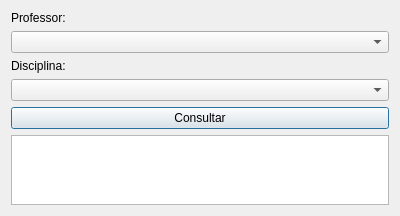
Above: ui/aulas_por_professor.ui from fabio-guilherme/centroexplicacoes before the change. Below: the same form after it.
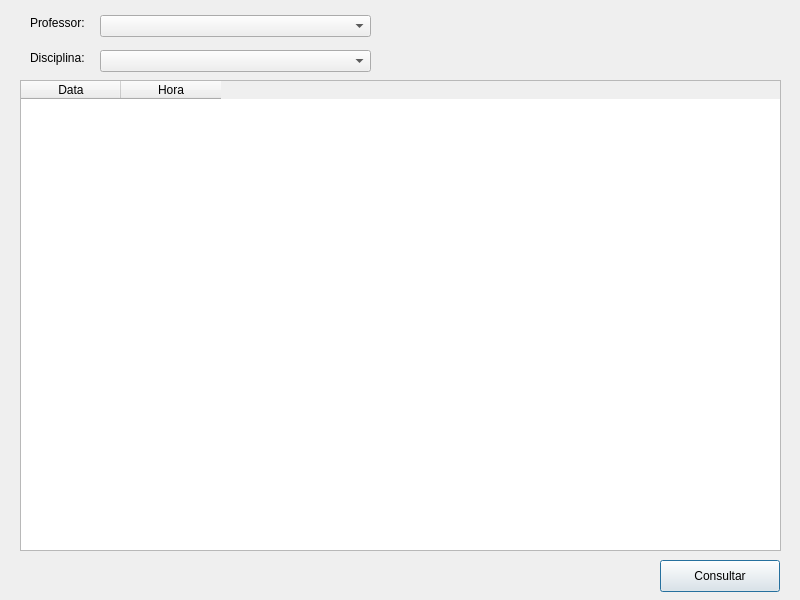
That is the form after the change.

Commit message: Aulas por Professor

What changed in the file:
```diff
--- a/ui/aulas_por_professor.ui
+++ b/ui/aulas_por_professor.ui
@@ -6,57 +6,98 @@
    <rect>
     <x>0</x>
     <y>0</y>
-    <width>400</width>
-    <height>200</height>
+    <width>800</width>
+    <height>600</height>
    </rect>
   </property>
   <property name="windowTitle">
    <string>Aulas por Professor</string>
   </property>
-  <layout class="QVBoxLayout" name="verticalLayout">
-   <item>
     <widget class="QLabel" name="labelProfessor">
+   <property name="geometry">
+    <rect>
+     <x>30</x>
+     <y>15</y>
+     <width>61</width>
+     <height>16</height>
+    </rect>
+   </property>
      <property name="text">
       <string>Professor:</string>
      </property>
     </widget>
-   </item>
-   <item>
     <widget class="QComboBox" name="comboProfessor">
+   <property name="geometry">
+    <rect>
+     <x>100</x>
+     <y>15</y>
+     <width>271</width>
+     <height>22</height>
+    </rect>
+   </property>
      <property name="editable">
       <bool>false</bool>
      </property>
     </widget>
-   </item>
-   <item>
     <widget class="QLabel" name="labelDisciplina">
+   <property name="geometry">
+    <rect>
+     <x>30</x>
+     <y>50</y>
+     <width>62</width>
+     <height>16</height>
+    </rect>
+   </property>
      <property name="text">
       <string>Disciplina:</string>
      </property>
     </widget>
-   </item>
-   <item>
     <widget class="QComboBox" name="comboDisciplina">
+   <property name="geometry">
+    <rect>
+     <x>100</x>
+     <y>50</y>
+     <width>271</width>
+     <height>22</height>
+    </rect>
+   </property>
      <property name="editable">
       <bool>false</bool>
      </property>
     </widget>
-   </item>
-   <item>
     <widget class="QPushButton" name="btnConsultar">
+   <property name="geometry">
+    <rect>
+     <x>660</x>
+     <y>560</y>
+     <width>120</width>
+     <height>32</height>
+    </rect>
+   </property>
      <property name="text">
       <string>Consultar</string>
      </property>
     </widget>
-   </item>
-   <item>
     <widget class="QTableWidget" name="tableResultados">
-     <property name="visible">
-      <bool>false</bool>
-     </property>
-    </widget>
-   </item>
-  </layout>
+   <property name="geometry">
+    <rect>
+     <x>20</x>
+     <y>80</y>
+     <width>761</width>
+     <height>471</height>
+    </rect>
+   </property>
+   <column>
+    <property name="text">
+     <string>Data</string>
+    </property>
+   </column>
+   <column>
+    <property name="text">
+     <string>Hora</string>
+    </property>
+   </column>
+  </widget>
  </widget>
  <resources/>
  <connections/>
```
Lines whose indentation alone changed are shown as unchanged. The commit also changes 2 other files.
